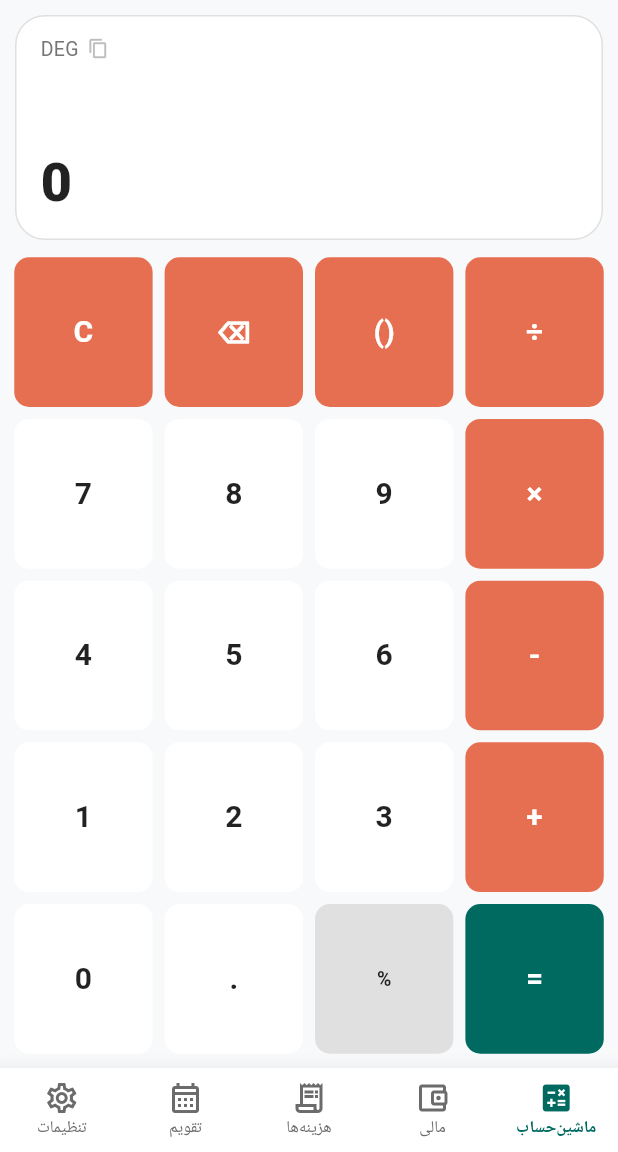
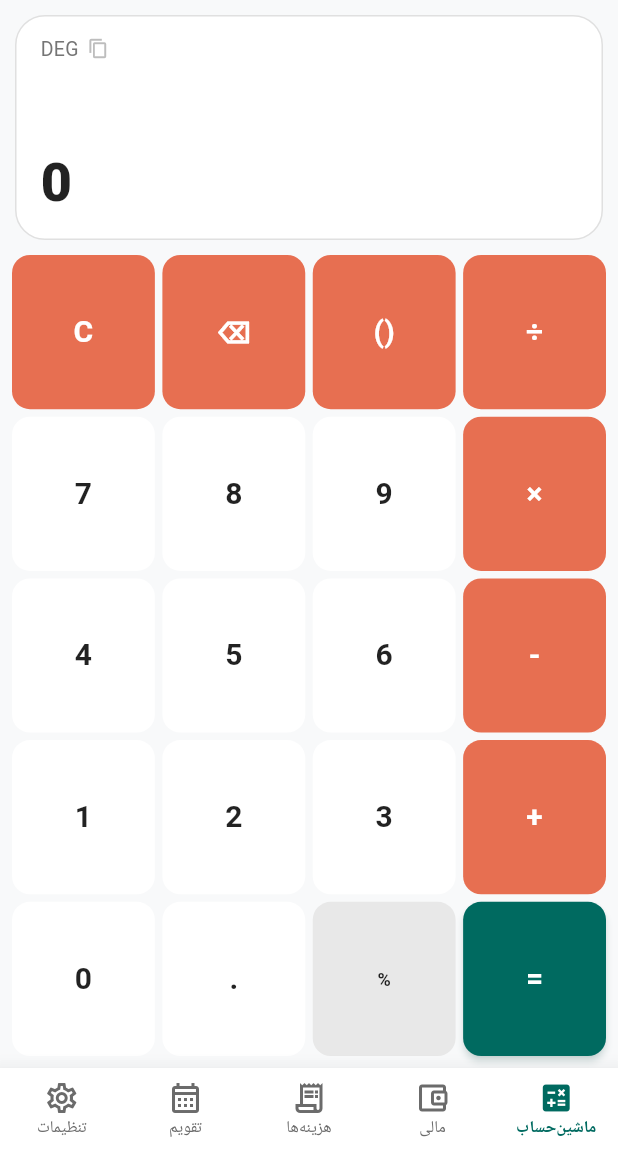
Before and after one commit to majidbusy09-blip/hesabgar_man, a Flutter app: the screen it shows after launch, on a phone screen of 412 x 824 dp, the part 84-1236 px from its top. Run offline on Flutter 3.47's test engine with Material 3 defaults, Android fonts, the phone set to English and light mode, and no system bars; our stand-ins replace image_picker, math_expressions, palette_generator, shared_preferences; Roboto replaces fonts that are missing (Vazirmatn).

Commit message:
Add files via upload

```diff
--- a/lib/features/calculator/presentation/widgets/calc_button.dart
+++ b/lib/features/calculator/presentation/widgets/calc_button.dart
@@ -32,15 +32,39 @@
   void initState() {
     super.initState();
     _controller = AnimationController(
-        vsync: this, duration: const Duration(milliseconds: 60));
-    _scale = Tween<double>(begin: 1.0, end: 0.92)
-        .animate(CurvedAnimation(parent: _controller, curve: Curves.easeInOut));
+      vsync: this,
+      duration: const Duration(milliseconds: 90),
+      reverseDuration: const Duration(milliseconds: 140),
+    );
+    _scale = Tween<double>(begin: 1.0, end: 0.88).animate(
+      CurvedAnimation(
+        parent: _controller,
+        curve: Curves.easeOutCubic,
+        reverseCurve: Curves.easeOutBack,
+      ),
+    );
   }
 
   @override
   void dispose() {
     _controller.dispose();
     super.dispose();
+  }
+
+  void _press() {
+    _controller.forward();
+    if (widget.isEqual) {
+      HapticFeedback.mediumImpact();
+    } else if (widget.isOperator) {
+      HapticFeedback.selectionClick();
+    } else {
+      HapticFeedback.lightImpact();
+    }
+  }
+
+  void _release() {
+    _controller.reverse();
+    widget.onTap();
   }
 
   @override
@@ -61,7 +85,7 @@
       bgColor = isDark ? const Color(0xFF3A3A3A) : const Color(0xFFD0D0D0);
       textColor = isDark ? Colors.amber : Colors.brown;
     } else if (widget.isScientific) {
-      bgColor = isDark ? const Color(0xFF2C2C2C) : const Color(0xFFE0E0E0);
+      bgColor = isDark ? const Color(0xFF2C2C2C) : const Color(0xFFE8E8E8);
       textColor = isDark ? Colors.white70 : Colors.black87;
     } else {
       bgColor = isDark ? const Color(0xFF1E1E1E) : Colors.white;
@@ -70,23 +94,19 @@
 
     return ScaleTransition(
       scale: _scale,
-      child: GestureDetector(
-        onTapDown: (_) {
-          _controller.forward();
-          HapticFeedback.lightImpact();
-        },
-        onTapUp: (_) {
-          _controller.reverse();
-          widget.onTap();
-        },
-        onTapCancel: () => _controller.reverse(),
-        child: Container(
-          margin: const EdgeInsets.all(1.5),
-          decoration: BoxDecoration(
-            color: bgColor,
-            borderRadius: BorderRadius.circular(10),
-          ),
-          child: Center(
+      child: Material(
+        color: bgColor,
+        borderRadius: BorderRadius.circular(12),
+        elevation: widget.isEqual ? 2 : 0,
+        shadowColor: scheme.primary.withValues(alpha: 0.4),
+        child: InkWell(
+          borderRadius: BorderRadius.circular(12),
+          onTapDown: (_) => _press(),
+          onTapUp: (_) => _release(),
+          onTapCancel: () => _controller.reverse(),
+          child: Container(
+            margin: const EdgeInsets.all(1.5),
+            alignment: Alignment.center,
             child: FittedBox(
               fit: BoxFit.scaleDown,
               child: Padding(
@@ -96,7 +116,7 @@
                   style: TextStyle(
                     fontFamily: 'Vazirmatn',
                     fontSize:
-                        widget.isScientific || widget.isMemory ? 13 : 20,
+                        widget.isScientific || widget.isMemory ? 12 : 20,
                     fontWeight: FontWeight.bold,
                     color: textColor,
                   ),
```
